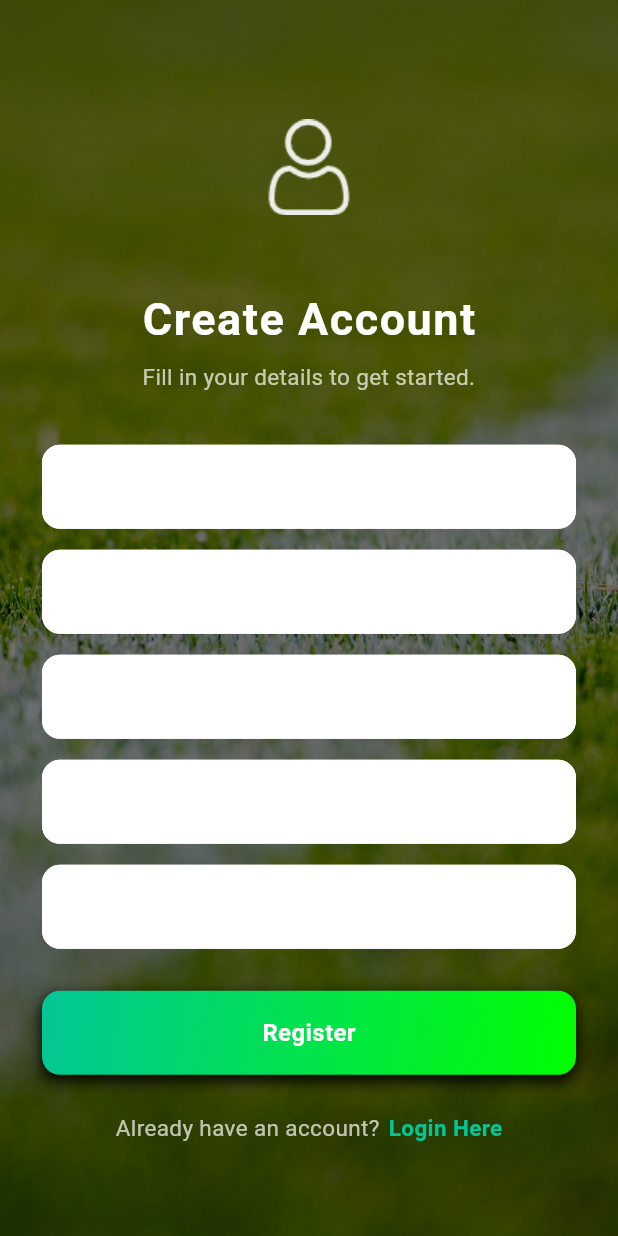
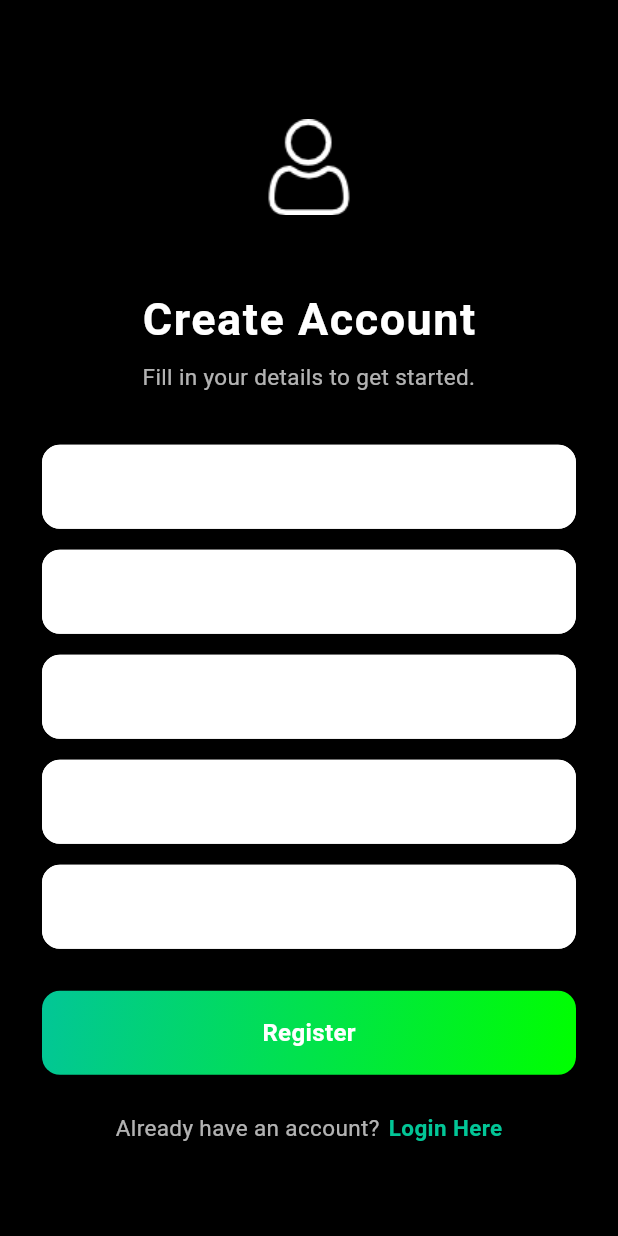
Before and after one commit to Sthabiso10/Wager-App, a Flutter app: the RegisterView screen opened directly, on a phone screen of 412 x 824 dp. Run offline on Flutter 3.47's test engine with Material 3 defaults, Android fonts, the phone set to English and light mode, and no system bars; our stand-ins replace cloud_firestore, firebase_auth, firebase_core, get_it, google_fonts, google_nav_bar and 1 more; accounts and stored records are empty; Roboto replaces fonts that are missing (Ubuntu).

Commit message:
Update register_view.dart

```diff
--- a/lib/app/register/register_view/register_view.dart
+++ b/lib/app/register/register_view/register_view.dart
@@ -35,7 +35,7 @@ class _RegisterViewState extends State<RegisterView> {
 
             // Dark overlay
             Container(
-              color: Colors.black.withOpacity(0.55),
+              color: Colors.black,
             ),
 
             // Content
@@ -49,13 +49,13 @@ class _RegisterViewState extends State<RegisterView> {
                       Image.asset(
                         'assets/user.png',
                         height: 120,
-                        color: Colors.white.withOpacity(0.9),
+                        color: Colors.white,
                       ),
 
                       const SizedBox(height: 20),
 
                       // Title
-                      Text(
+                      const Text(
                         'Create Account',
                         style: TextStyle(
                           color: Colors.white,
```
